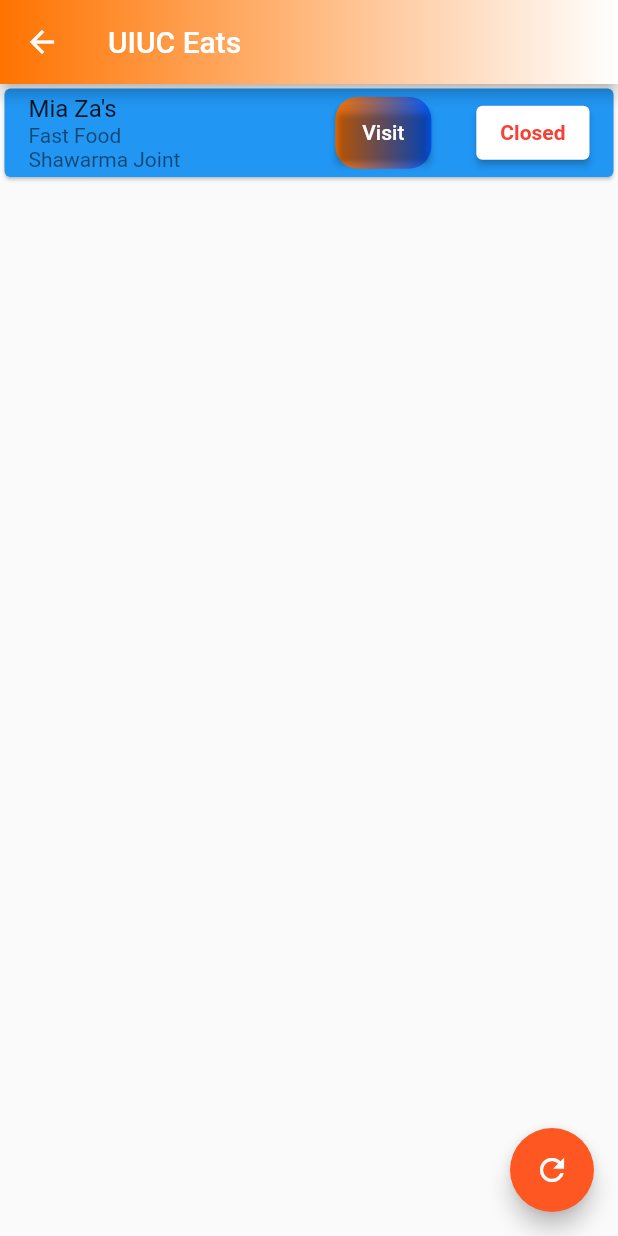
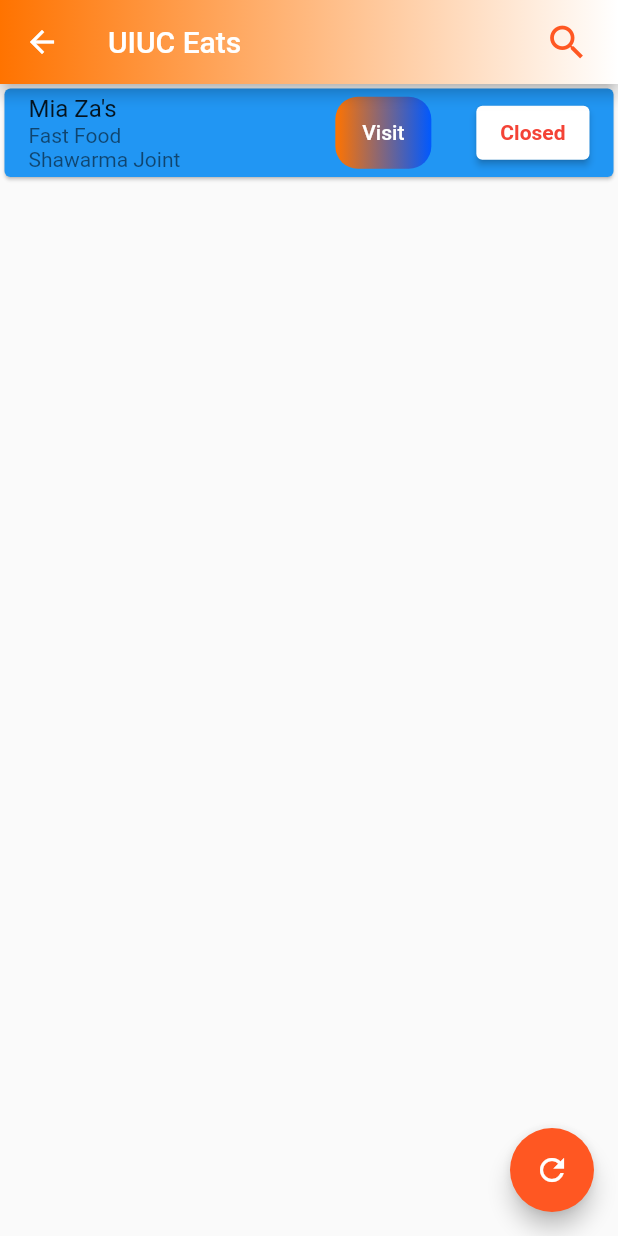
Before and after one commit to SiGMobileUIUC/restaurant_app, a Flutter app: the RestaurantScreen screen opened directly, after a tap on the "refresh" icon, on a phone screen of 412 x 824 dp. Run offline on Flutter 3.47's test engine with Material 2 defaults, Android fonts, the phone set to English and light mode, and no system bars; our stand-ins replace csv, flutter_platform_widgets.

Commit message:
added search bar on restaurant page that extends searchdelegate and allows for typing, clearing text, and returning back to navigation page

```diff
--- a/lib/src/screens/restaurant_list_screen.dart
+++ b/lib/src/screens/restaurant_list_screen.dart
@@ -51,6 +51,24 @@ class _MyHomePageState extends State<RestaurantScreen> {
           ),
         ),
         title: const Text("UIUC Eats"),
+        actions: [
+          Padding(
+            padding: const EdgeInsets.symmetric(horizontal: 10),
+            child: IconButton(
+              icon: const Icon(
+                Icons.search,
+                color: Colors.deepOrange,
+                size: 30,
+              ),
+              onPressed: () {
+                showSearch(
+                  context: context,
+                  delegate: MySearchDelgate(),
+                );
+              },
+            ),
+          ),
+        ],
       ),
       body: CustomScrollView(
         slivers: [
@@ -106,6 +124,7 @@ class _MyHomePageState extends State<RestaurantScreen> {
                           ),
                           child: ElevatedButton(
                             style: ElevatedButton.styleFrom(
+                              elevation: 0.0,
                               backgroundColor: Colors.transparent,
                               foregroundColor: Colors.white,
                             ),
@@ -199,3 +218,33 @@ class _MyHomePageState extends State<RestaurantScreen> {
     );
   }
 }
+
+class MySearchDelgate extends SearchDelegate {
+  @override
+  Widget? buildLeading(BuildContext context) => IconButton(
+        //Closes the search bar
+        onPressed: () => close(context, null),
+        icon: const Icon(Icons.arrow_back),
+      );
+
+  @override
+  List<Widget>? buildActions(BuildContext context) => [
+        IconButton(
+          onPressed: () {
+            //If searchbar is already empty when clicked, close the search bar
+            if (query.isEmpty) {
+              close(context, null);
+            }
+            //Clears the text put into the search bar
+            query = '';
+          },
+          icon: const Icon(Icons.clear),
+        ),
+      ];
+
+  @override
+  Widget buildResults(BuildContext context) => Container();
+
+  @override
+  Widget buildSuggestions(BuildContext context) => Container();
+}
```
